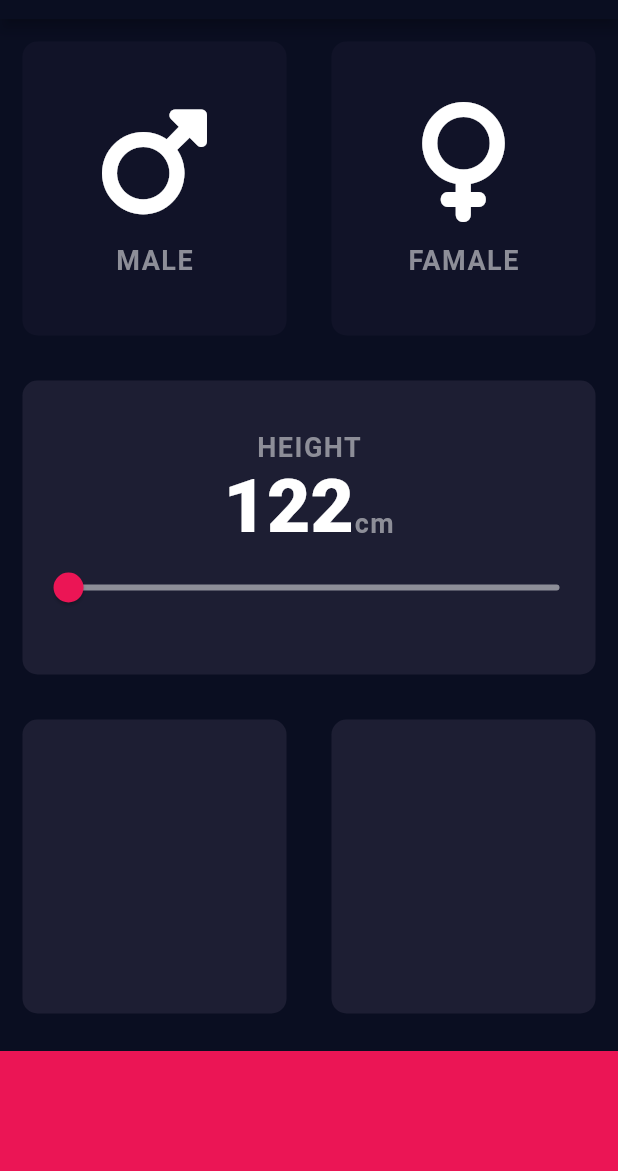
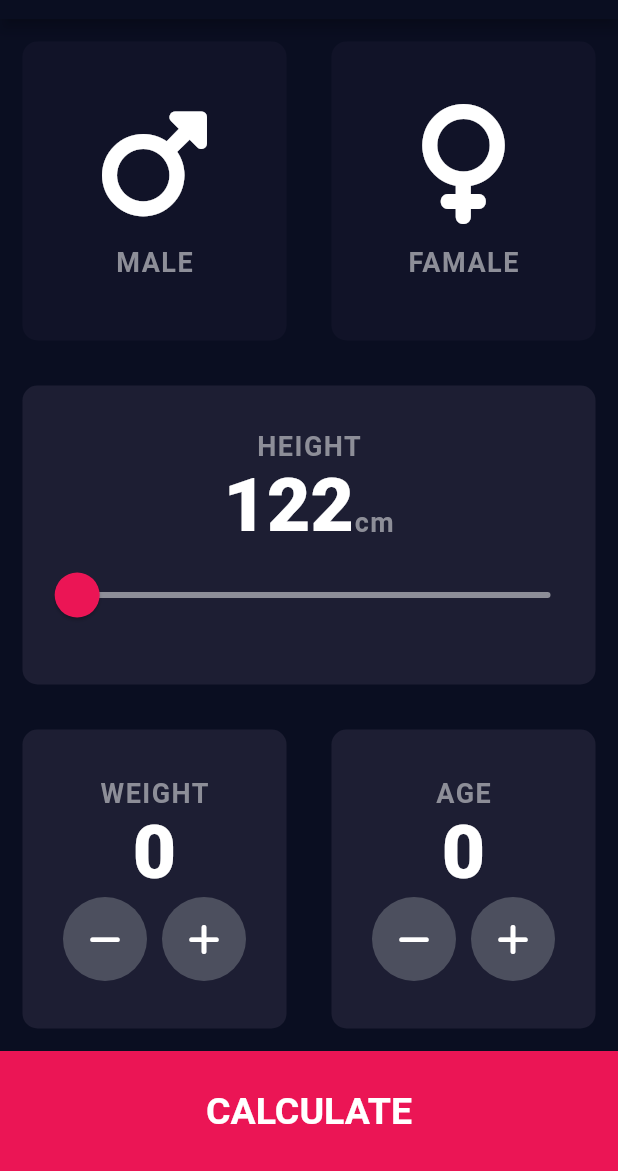
Before and after one commit to Revaldo11/Flutter-BMI-Calculator, a Flutter app: the screen it shows after launch, on a phone screen of 412 x 824 dp, the part 65-1236 px from its top. Run offline on Flutter 3.47's test engine with Material 2 defaults, Android fonts, the phone set to English and light mode, and no system bars; our stand-ins replace font_awesome_flutter.

Commit message:
done slicing ui

```diff
--- a/lib/constant.dart
+++ b/lib/constant.dart
@@ -4,6 +4,7 @@ class App {
   static const Color kActiveCardColor = Color(0XFF1D1E33);
   static const Color kInactiveCardColor = Color(0XFF111328);
   static const Color kBottomContainerColor = Color(0XFFEB1555);
+  static const double kBottomContainerHeight = 80.0;
 
   static TextStyle kLabelTextStyle = const TextStyle(
     fontSize: 18.0,
@@ -16,4 +17,29 @@ class App {
     fontSize: 50.0,
     fontWeight: FontWeight.w900,
   );
+
+  static TextStyle kLargeButtonTextStyle = const TextStyle(
+    fontSize: 25.0,
+    fontWeight: FontWeight.bold,
+  );
+
+  static TextStyle kTitleTextStyle = const TextStyle(
+    fontSize: 50.0,
+    fontWeight: FontWeight.bold,
+  );
+
+  static TextStyle kResultTextStyle = const TextStyle(
+    color: Color(0xFF24D876),
+    fontSize: 22.0,
+    fontWeight: FontWeight.bold,
+  );
+
+  static TextStyle kBodyTextStyle = const TextStyle(
+    fontSize: 22.0,
+  );
+
+  static TextStyle kBMITextStyle = const TextStyle(
+    fontSize: 100.0,
+    fontWeight: FontWeight.bold,
+  );
 }
--- a/lib/input_page.dart
+++ b/lib/input_page.dart
@@ -1,5 +1,7 @@
 // ignore_for_file: prefer_const_literals_to_create_immutables, prefer_const_constructors
 
+import 'package:bmi_calculator/result_page.dart';
+import 'package:bmi_calculator/widgets/buttom_botton.dart';
 import 'package:flutter/material.dart';
 import 'package:font_awesome_flutter/font_awesome_flutter.dart';
 
@@ -22,6 +24,8 @@ enum Gender {
 class _InputPageState extends State<InputPage> {
   Gender? selectedGender;
   int height = 122;
+  int weight = 0;
+  int age = 0;
 
   @override
   Widget build(BuildContext context) {
@@ -86,7 +90,7 @@ class _InputPageState extends State<InputPage> {
                     textBaseline: TextBaseline.alphabetic,
                     children: [
                       Text(
-                        height.toString(),
+                        '$height',
                         style: App.kNumberTextStyle,
                       ),
                       Text(
@@ -95,17 +99,27 @@ class _InputPageState extends State<InputPage> {
                       ),
                     ],
                   ),
-                  Slider(
+                  SliderTheme(
+                    data: SliderThemeData(
+                      activeTrackColor: Colors.white,
+                      inactiveTrackColor: Color(0xFF8D8E98),
+                      thumbColor: Color(0xFFEB1555),
+                      overlayColor: const Color(0x29EB1555),
+                      thumbShape:
+                          RoundSliderThumbShape(enabledThumbRadius: 15.0),
+                      overlayShape:
+                          RoundSliderOverlayShape(overlayRadius: 30.0),
+                    ),
+                    child: Slider(
                       value: height.toDouble(),
                       min: 120.0,
                       max: 220.0,
-                    activeColor: Color(0xFFEB1555),
-                    inactiveColor: const Color(0xFF8D8E98),
                       onChanged: (double value) {
                         setState(() {
                           height = value.round();
                         });
                       },
+                    ),
                   ),
                 ],
               ),
@@ -117,24 +131,129 @@ class _InputPageState extends State<InputPage> {
                 Expanded(
                   child: ReuseableCard(
                     colour: App.kActiveCardColor,
+                    cardChild: Column(
+                      mainAxisAlignment: MainAxisAlignment.center,
+                      children: [
+                        Text(
+                          'WEIGHT',
+                          style: App.kLabelTextStyle,
+                        ),
+                        Text(
+                          '$weight',
+                          style: App.kNumberTextStyle,
+                        ),
+                        Row(
+                          mainAxisAlignment: MainAxisAlignment.center,
+                          children: [
+                            RoundIconButton(
+                              onPressed: () {
+                                setState(
+                                  () {
+                                    if (weight > 0) {
+                                      weight--;
+                                    }
+                                  },
+                                );
+                              },
+                              icon: FontAwesomeIcons.minus,
+                            ),
+                            const SizedBox(width: 10.0),
+                            RoundIconButton(
+                              onPressed: () {
+                                setState(
+                                  () {
+                                    weight++;
+                                  },
+                                );
+                              },
+                              icon: FontAwesomeIcons.plus,
+                            ),
+                          ],
+                        ),
+                      ],
+                    ),
                   ),
                 ),
                 Expanded(
                   child: ReuseableCard(
                     colour: App.kActiveCardColor,
+                    cardChild: Column(
+                      mainAxisAlignment: MainAxisAlignment.center,
+                      children: [
+                        Text(
+                          'AGE',
+                          style: App.kLabelTextStyle,
+                        ),
+                        Text(
+                          '$age',
+                          style: App.kNumberTextStyle,
+                        ),
+                        Row(
+                          mainAxisAlignment: MainAxisAlignment.center,
+                          children: [
+                            RoundIconButton(
+                              onPressed: () {
+                                setState(
+                                  () {
+                                    if (age > 0) {
+                                      age--;
+                                    }
+                                  },
+                                );
+                              },
+                              icon: FontAwesomeIcons.minus,
+                            ),
+                            const SizedBox(width: 10.0),
+                            RoundIconButton(
+                              onPressed: () {
+                                setState(
+                                  () {
+                                    age++;
+                                  },
+                                );
+                              },
+                              icon: FontAwesomeIcons.plus,
+                            ),
+                          ],
+                        ),
+                      ],
+                    ),
                   ),
                 ),
               ],
             ),
           ),
-          Container(
-            height: 80.0,
-            width: double.infinity,
-            color: App.kBottomContainerColor,
-            margin: const EdgeInsets.only(top: 10.0),
+          BottomButton(
+            onPress: () {
+              Navigator.push(context,
+                  MaterialPageRoute(builder: (context) => ResultPage()));
+            },
+            text: 'CALCULATE',
           ),
         ],
       ),
     );
   }
 }
+
+class RoundIconButton extends StatelessWidget {
+  const RoundIconButton(
+      {super.key, required this.onPressed, required this.icon});
+  final Function() onPressed;
+  final IconData icon;
+
+  @override
+  Widget build(BuildContext context) {
+    return RawMaterialButton(
+      onPressed: onPressed,
+      elevation: 0.0,
+      constraints: const BoxConstraints.tightFor(
+        width: 56.0,
+        height: 56.0,
+      ),
+      shape: const CircleBorder(),
+      fillColor: const Color(0xFF4C4F5E),
+      child: Icon(icon),
+    );
+  }
+}
--- a/lib/main.dart
+++ b/lib/main.dart
@@ -1,3 +1,4 @@
+import 'package:bmi_calculator/result_page.dart';
 import 'package:flutter/material.dart';
 
 import 'input_page.dart';
@@ -19,7 +20,10 @@ class MyApp extends StatelessWidget {
         ),
         scaffoldBackgroundColor: const Color(0xff0A0E21),
       ),
-      home: const InputPage(),
+      routes: {
+        '/': (context) => const InputPage(),
+        '/result': (context) => const ResultPage(),
+      },
     );
   }
 }
--- /dev/null
+++ b/lib/widgets/buttom_botton.dart
@@ -0,0 +1,34 @@
+import 'package:flutter/material.dart';
+
+import '../constant.dart';
+import '../result_page.dart';
+
+class BottomButton extends StatelessWidget {
+  const BottomButton({
+    Key? key,
+    required this.onPress,
+    required this.text,
+  }) : super(key: key);
+
+  final Function() onPress;
+  final String text;
+
+  @override
+  Widget build(BuildContext context) {
+    return GestureDetector(
+      onTap: onPress,
+      child: Container(
+        height: App.kBottomContainerHeight,
+        width: double.infinity,
+        color: App.kBottomContainerColor,
+        child: Center(
+          child: Text(
+            text,
+            style: App.kLargeButtonTextStyle,
+            textAlign: TextAlign.center,
+          ),
+        ),
+      ),
+    );
+  }
+}
```
Also changed, not shown: lib/result_page.dart (added, +76 -0 lines). Lines whose indentation alone changed are shown as unchanged.
